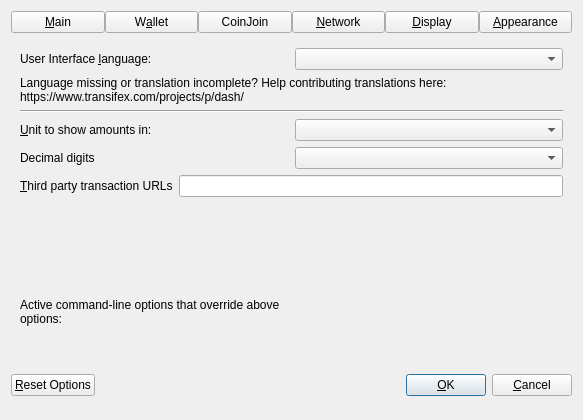
Before: the Qt Designer form src/qt/forms/optionsdialog.ui in Youngstar4/documentchain, drawn with Qt 5.
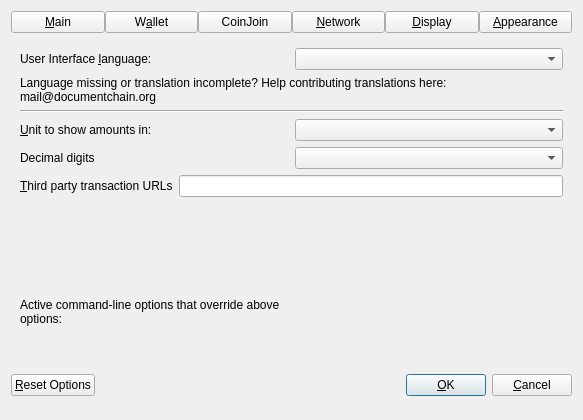
After: the same form once the commit is applied. The open tabs and pages were chosen to show the change. Custom widgets are drawn as their Qt base class.

Commit message:
Dash 0.17 to DMS: replace texts
Using our replacement software with some manual changes

```diff
--- a/src/qt/forms/optionsdialog.ui
+++ b/src/qt/forms/optionsdialog.ui
@@ -755,7 +755,7 @@
          </property>
          <property name="text">
           <string>Language missing or translation incomplete? Help contributing translations here:
-https://www.transifex.com/projects/p/dash/</string>
+mail@documentchain.org</string>
          </property>
          <property name="wordWrap">
           <bool>true</bool>
```
Left out of the diff: 6 changed lines with no effect on the pictures. The commit also changes 409 other files.
